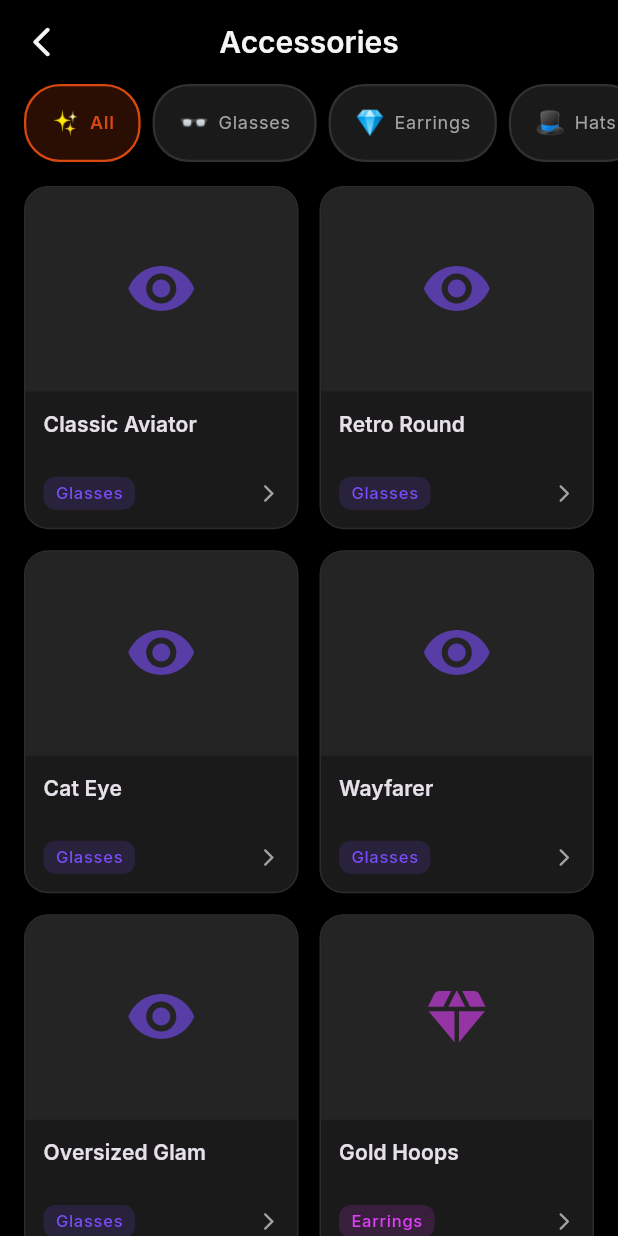
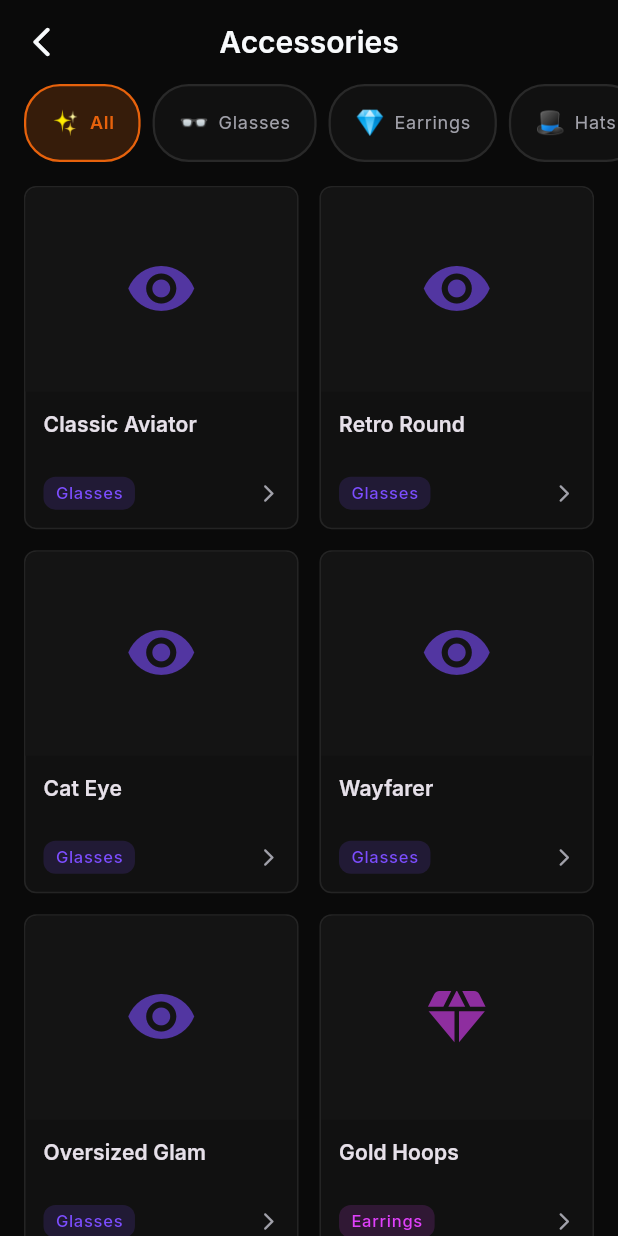
Before and after one commit to chakma-s/AI-Virtual-Try-On, a Flutter app: the CatalogScreen screen opened directly, on a phone screen of 412 x 824 dp. Run offline on Flutter 3.47's test engine with Material 3 defaults, Android fonts, the light colour scheme and no system bars; our stand-ins replace flutter_riverpod, google_fonts, image_picker; missing offline and left inert: dart:js_interop, dart:js_util.

Commit message:
Match UI theme to jhumSTUDIOS aesthetic

```diff
--- a/lib/core/theme.dart
+++ b/lib/core/theme.dart
@@ -5,18 +5,18 @@ class TryMaarTheme {
   TryMaarTheme._();
 
   // ─── Color Palette ───
-  static const Color primary = Color(0xFFD9480F);       // Matte burnt orange
-  static const Color primaryDark = Color(0xFFB33A0A);   // Darker orange
-  static const Color accent = Color(0xFFFF6B2B);        // Brighter orange accent
-  static const Color surface = Color(0xFF0D0D0D);       // Almost pure black
-  static const Color surfaceLight = Color(0xFF1A1A1A);  // Very dark gray card
-  static const Color surfaceOverlay = Color(0xFF242424); // Elevated card
-  static const Color background = Color(0xFF000000);    // Pure jet black
-  static const Color textPrimary = Color(0xFFF5F5F5);
-  static const Color textSecondary = Color(0xFFA3A3A3); // Neutral gray
-  static const Color divider = Color(0xFF2E2E2E);       // Dark gray divider
-  static const Color success = Color(0xFF00E676);
-  static const Color warning = Color(0xFFFFAB40);
+  static const Color primary = Color(0xFFE7620C);       // Jhum primary
+  static const Color primaryDark = Color(0xFFD9480F);   // Jhum accent-pink
+  static const Color accent = Color(0xFFF59E0B);        // Jhum accent-cyan
+  static const Color surface = Color(0xFF0A0A0A);       // Jhum bg-deep
+  static const Color surfaceLight = Color(0xFF111111);  // Jhum bg-card
+  static const Color surfaceOverlay = Color(0xFF141414); // Light overlay
+  static const Color background = Color(0xFF0A0A0A);    // Jhum bg-deep
+  static const Color textPrimary = Color(0xFFF8FAFC);   // Jhum text-main
+  static const Color textSecondary = Color(0xFFA1A1AA); // Jhum text-muted
+  static const Color divider = Color(0x14FFFFFF);       // Jhum border-glass (8% white)
+  static const Color success = Color(0xFF10B981);       // Jhum status-completed
+  static const Color warning = Color(0xFFF59E0B);       // Jhum status-pending
   static const Color error = Color(0xFFFF5252);
 
   // ─── Gradients ───
@@ -45,10 +45,10 @@ class TryMaarTheme {
   );
 
   // ─── Border Radius ───
-  static const double radiusSm = 8.0;
-  static const double radiusMd = 16.0;
-  static const double radiusLg = 24.0;
-  static const double radiusXl = 32.0;
+  static const double radiusSm = 4.0;
+  static const double radiusMd = 8.0;   // 0.5rem minimalist corner
+  static const double radiusLg = 12.0;
+  static const double radiusXl = 16.0;
 
   // ─── Spacing ───
   static const double spaceSm = 8.0;
```
